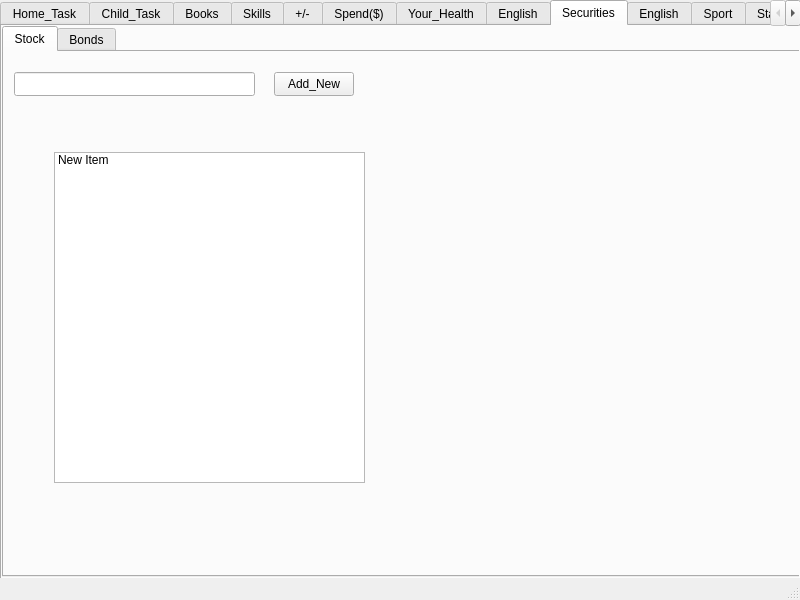
Before: the Qt Designer form ToDoNotes/mainwindow.ui in andreyschelkovo/ToDoNotes, drawn with Qt 5.
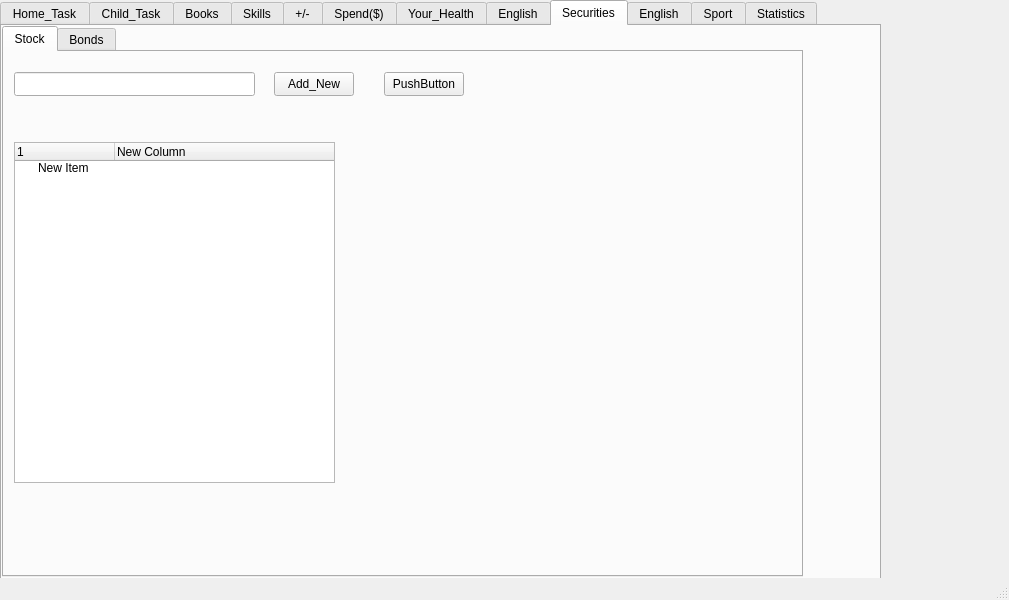
After: the same form once the commit is applied.

Commit message: can create tree

Patch:
```diff
--- a/ToDoNotes/mainwindow.ui
+++ b/ToDoNotes/mainwindow.ui
@@ -6,7 +6,7 @@
    <rect>
     <x>0</x>
     <y>0</y>
-    <width>800</width>
+    <width>1009</width>
     <height>600</height>
    </rect>
   </property>
@@ -19,7 +19,7 @@
      <rect>
       <x>0</x>
       <y>0</y>
-      <width>801</width>
+      <width>881</width>
       <height>581</height>
      </rect>
     </property>
@@ -109,21 +109,44 @@
          <string>Add_New</string>
         </property>
        </widget>
-       <widget class="QListWidget" name="listWidget">
+       <widget class="QTreeWidget" name="treeWidget">
         <property name="geometry">
          <rect>
-          <x>50</x>
-          <y>100</y>
-          <width>311</width>
-          <height>331</height>
+          <x>10</x>
+          <y>90</y>
+          <width>321</width>
+          <height>341</height>
          </rect>
         </property>
+        <column>
+         <property name="text">
+          <string>1</string>
+         </property>
+        </column>
+        <column>
+         <property name="text">
+          <string>New Column</string>
+         </property>
+        </column>
         <item>
          <property name="text">
           <string>New Item</string>
          </property>
         </item>
        </widget>
+       <widget class="QPushButton" name="pushButton">
+        <property name="geometry">
+         <rect>
+          <x>380</x>
+          <y>20</y>
+          <width>80</width>
+          <height>24</height>
+         </rect>
+        </property>
+        <property name="text">
+         <string>PushButton</string>
+        </property>
+       </widget>
       </widget>
       <widget class="QWidget" name="tab_11">
        <attribute name="title">
```
Left out of the diff: 2 changed lines with no effect on the pictures. The commit also changes 2 other files.
